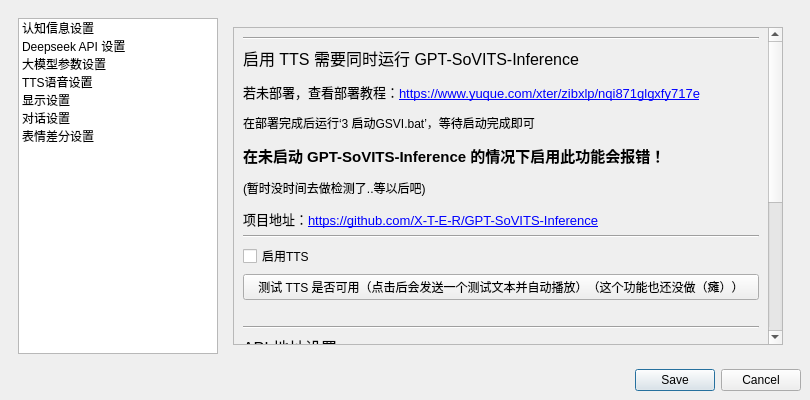
Old version of the form app/asset/xml/setting.ui in the repository CodeCCsky/chatWithQing.
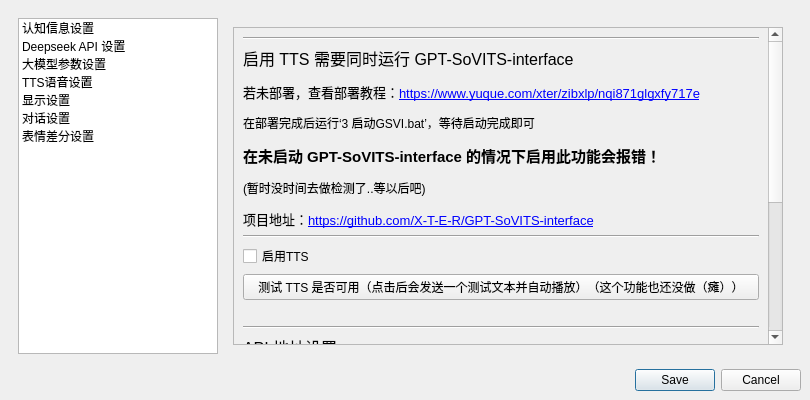
New version of the form. The open tabs and pages were chosen to show the change.

Diff of the .ui file:
```diff
--- a/app/asset/xml/setting.ui
+++ b/app/asset/xml/setting.ui
@@ -569,7 +569,7 @@
                <item>
                 <widget class="QLabel" name="TTSIntroducing">
                  <property name="text">
-                  <string>&lt;html&gt;&lt;head/&gt;&lt;body&gt;&lt;p&gt;&lt;span style=&quot; font-size:12pt;&quot;&gt;启用 TTS 需要同时运行 GPT-SoVITS-Inference&lt;/span&gt;&lt;/p&gt;&lt;p&gt;&lt;span style=&quot; font-size:10pt;&quot;&gt;若未部署，查看部署教程：&lt;/span&gt;&lt;a href=&quot;https://www.yuque.com/xter/zibxlp/nqi871glgxfy717e&quot;&gt;&lt;span style=&quot; font-size:10pt; text-decoration: underline; color:#0000ff;&quot;&gt;https://www.yuque.com/xter/zibxlp/nqi871glgxfy717e&lt;/span&gt;&lt;/a&gt;&lt;/p&gt;&lt;p&gt;在部署完成后运行‘3 启动GSVI.bat’，等待启动完成即可&lt;/p&gt;&lt;p&gt;&lt;span style=&quot; font-size:11pt; font-weight:600;&quot;&gt;在未启动 GPT-SoVITS-Inference 的情况下启用此功能会报错！&lt;/span&gt;&lt;/p&gt;&lt;p&gt;(暂时没时间去做检测了..等以后吧)&lt;/p&gt;&lt;p&gt;&lt;span style=&quot; font-size:10pt;&quot;&gt;项目地址：&lt;/span&gt;&lt;a href=&quot;https://github.com/X-T-E-R/GPT-SoVITS-Inference&quot;&gt;&lt;span style=&quot; font-size:10pt; text-decoration: underline; color:#0000ff;&quot;&gt;https://github.com/X-T-E-R/GPT-SoVITS-Inference&lt;/span&gt;&lt;/a&gt;&lt;/p&gt;&lt;/body&gt;&lt;/html&gt;</string>
+                  <string>&lt;html&gt;&lt;head/&gt;&lt;body&gt;&lt;p&gt;&lt;span style=&quot; font-size:12pt;&quot;&gt;启用 TTS 需要同时运行 GPT-SoVITS-interface&lt;/span&gt;&lt;/p&gt;&lt;p&gt;&lt;span style=&quot; font-size:10pt;&quot;&gt;若未部署，查看部署教程：&lt;/span&gt;&lt;a href=&quot;https://www.yuque.com/xter/zibxlp/nqi871glgxfy717e&quot;&gt;&lt;span style=&quot; font-size:10pt; text-decoration: underline; color:#0000ff;&quot;&gt;https://www.yuque.com/xter/zibxlp/nqi871glgxfy717e&lt;/span&gt;&lt;/a&gt;&lt;/p&gt;&lt;p&gt;在部署完成后运行‘3 启动GSVI.bat’，等待启动完成即可&lt;/p&gt;&lt;p&gt;&lt;span style=&quot; font-size:11pt; font-weight:600;&quot;&gt;在未启动 GPT-SoVITS-interface 的情况下启用此功能会报错！&lt;/span&gt;&lt;/p&gt;&lt;p&gt;(暂时没时间去做检测了..等以后吧)&lt;/p&gt;&lt;p&gt;&lt;span style=&quot; font-size:10pt;&quot;&gt;项目地址：&lt;/span&gt;&lt;a href=&quot;https://github.com/X-T-E-R/GPT-SoVITS-interface&quot;&gt;&lt;span style=&quot; font-size:10pt; text-decoration: underline; color:#0000ff;&quot;&gt;https://github.com/X-T-E-R/GPT-SoVITS-interface&lt;/span&gt;&lt;/a&gt;&lt;/p&gt;&lt;/body&gt;&lt;/html&gt;</string>
                  </property>
                  <property name="openExternalLinks">
                   <bool>true</bool>
```
